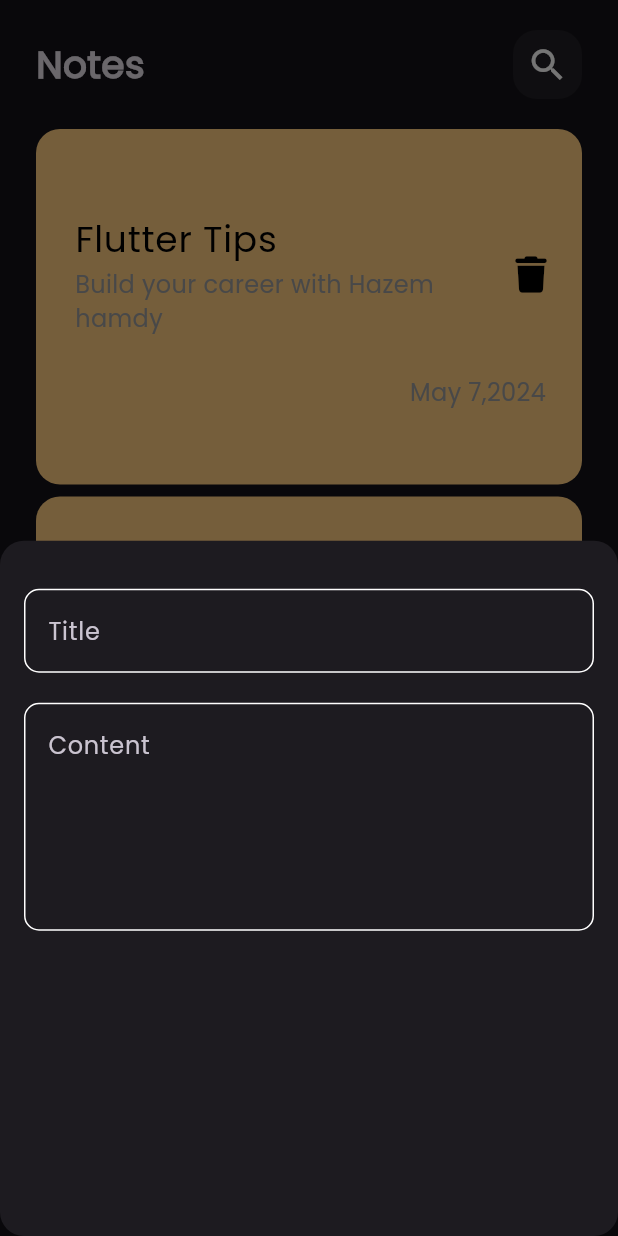
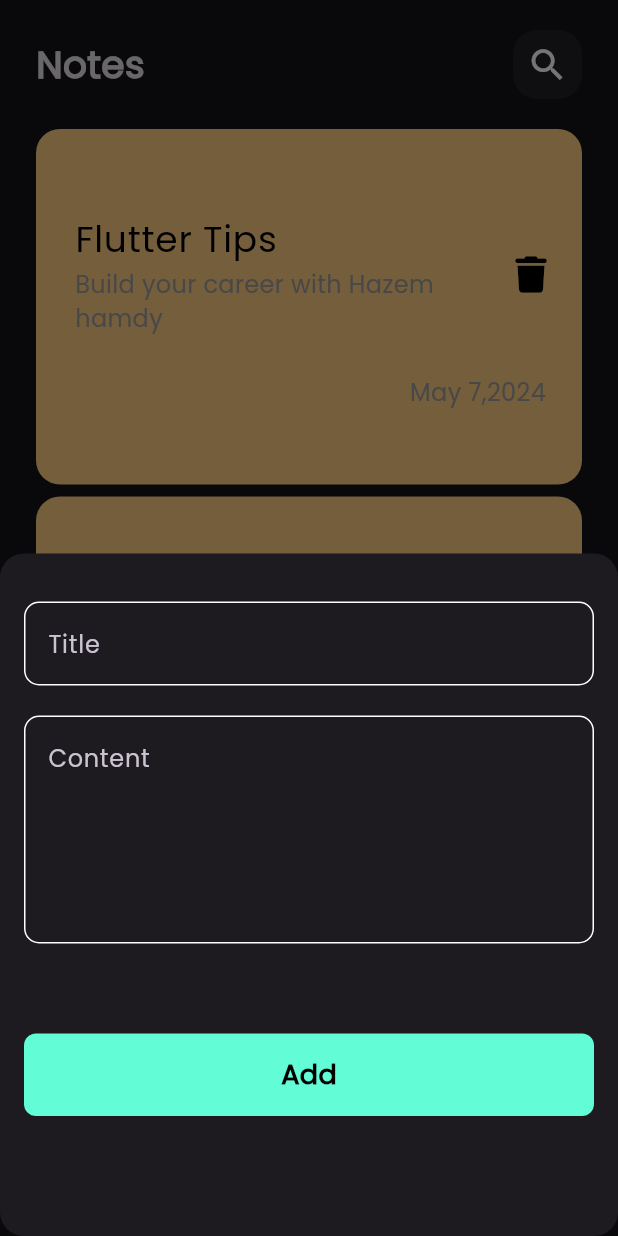
Before and after one commit to HazemHamdy7/Notes-App, a Flutter app: the screen it shows after launch, after a tap on the "add" icon, on a phone screen of 412 x 824 dp. Run offline on Flutter 3.47's test engine with Material 3 defaults, Android fonts, the phone set to English and light mode, and no system bars; our stand-ins replace font_awesome_flutter.

Commit message:
Finsh custom button widget and update bottom model sheet

```diff
--- a/lib/views/widgets/bottom_model_sheet.dart
+++ b/lib/views/widgets/bottom_model_sheet.dart
@@ -1,5 +1,5 @@
 import 'package:flutter/material.dart';
-
+import 'custom_button.dart';
 import 'custom_text_field.dart';
 
 class AddNoteBottomSheet extends StatelessWidget {
@@ -9,13 +9,18 @@ class AddNoteBottomSheet extends StatelessWidget {
   Widget build(BuildContext context) {
     return const Padding(
       padding: EdgeInsets.symmetric(horizontal: 16.0),
+      child: SingleChildScrollView(
         child: Column(
           children: [
             SizedBox(height: 32),
             CustomTextField(hintText: 'Title'),
             SizedBox(height: 20),
             CustomTextField(hintText: 'Content', maxLines: 5),
+            SizedBox(height: 60),
+            CustomButton(),
+            SizedBox(height: 80),
           ],
+        ),
       ),
     );
   }
--- /dev/null
+++ b/lib/views/widgets/custom_button.dart
@@ -0,0 +1,23 @@
+import 'package:flutter/material.dart';
+import 'package:note_app/constants.dart';
+
+class CustomButton extends StatelessWidget {
+  const CustomButton({super.key});
+
+  @override
+  Widget build(BuildContext context) {
+    return Container(
+      decoration: BoxDecoration(
+          color: kPrimaryColor, borderRadius: BorderRadius.circular(8)),
+      width: MediaQuery.of(context).size.width,
+      height: 55,
+      child: const Center(
+        child: Text('Add',
+            style: TextStyle(
+                color: Colors.black,
+                fontSize: 18,
+                fontWeight: FontWeight.bold)),
+      ),
+    );
+  }
+}
```
Lines whose indentation alone changed are shown as unchanged.
